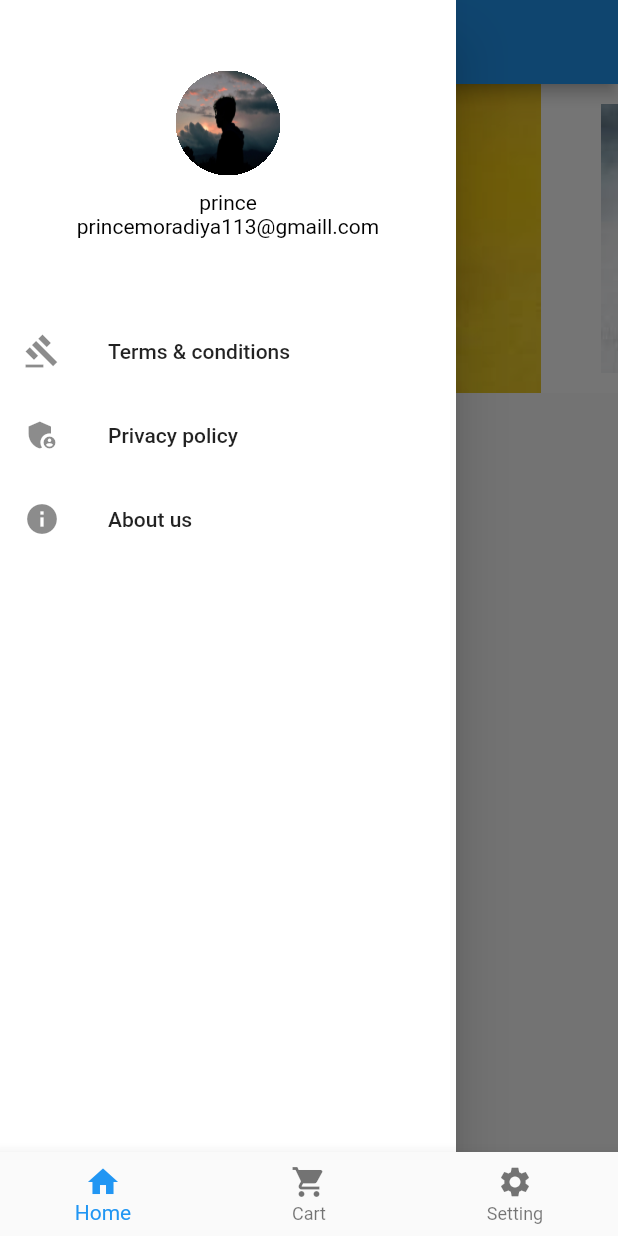
After one commit to huygfc/Titan, a Flutter app: the Dashboard screen opened directly, with the side drawer open, on a phone screen of 412 x 824 dp. The commit adds this screen. Run offline on Flutter 3.47's test engine with Material 2 defaults, Android fonts, the phone set to English and light mode, and no system bars; drawn by our look-alikes of carousel_slider; our stand-ins replace firebase_auth, firebase_core, google_sign_in; accounts and stored records are empty; Roboto replaces fonts that are missing (noto_sans).

Commit message:
added dashboard banner,drawer added,added drawer option , added navigationbar

```diff
--- /dev/null
+++ b/lib/cart/view/cart_screen.dart
@@ -0,0 +1,10 @@
+import 'package:flutter/material.dart';
+
+class CartScreen extends StatelessWidget {
+  const CartScreen({Key? key}) : super(key: key);
+
+  @override
+  Widget build(BuildContext context) {
+    return const Center(child: Text("Cart Screen"));
+  }
+}
--- a/lib/dashboard/view/dashboard.dart
+++ b/lib/dashboard/view/dashboard.dart
@@ -1,5 +1,9 @@
 import 'package:flutter/material.dart';
 import 'package:titan_saga/dashboard/controller/controller.dart';
+import 'package:titan_saga/home/view/home_screen.dart';
+import 'package:titan_saga/setting/view/setting_screen.dart';
+
+import '../../cart/view/cart_screen.dart';
 
 class Dashboard extends StatefulWidget {
   const Dashboard({Key? key}) : super(key: key);
@@ -9,18 +13,51 @@ class Dashboard extends StatefulWidget {
 }
 
 class _DashboardState extends State<Dashboard> {
+  int _selectedIndex = 0;
+  List<Widget> _widgetOptions = <Widget>[
+    HomeScreen(),
+    CartScreen(),
+    SettingsScreen(),
+  ];
+
+  @override
+  void initState() {
+    super.initState();
+  }
+
+  void _onItemTapped(int index) {
+    setState(() {
+      _selectedIndex = index;
+    });
+  }
+
   @override
   Widget build(BuildContext context) {
-    return Scaffold(body: Column(
-      children: [Container(child:
-      Text('Welcome to Titan Saga')),
-        IconButton(onPressed: (){
-          signout(context);
-        },
-            icon:(Icon(Icons.logout)))
-      ],
-    )
+    return Scaffold(
+      body: _widgetOptions.elementAt(_selectedIndex),
+      bottomNavigationBar: BottomNavigationBar(
+        items: const <BottomNavigationBarItem>[
+          BottomNavigationBarItem(
+            icon: Icon(Icons.home),
+            label: 'Home',
+            backgroundColor: Colors.red,
+          ),
+          BottomNavigationBarItem(
+            icon: Icon(Icons.shopping_cart),
+            label: 'Cart',
+            backgroundColor: Colors.green,
+          ),
+          BottomNavigationBarItem(
+            icon: Icon(Icons.settings),
+            label: 'Setting',
+            backgroundColor: Colors.purple,
+          ),
+        ],
+        currentIndex: _selectedIndex,
+        // selectedItemColor: ThemeColors.primaryColor,
+        // unselectedItemColor: ThemeColors.unselectedIconColor,
+        onTap: _onItemTapped,
+      ),
     );
-
   }
 }
--- /dev/null
+++ b/lib/home/view/banner_widget.dart
@@ -0,0 +1,75 @@
+import 'package:carousel_slider/carousel_slider.dart';
+import 'package:flutter/material.dart';
+
+class BannerCrousel extends StatefulWidget {
+  const BannerCrousel({Key? key}) : super(key: key);
+
+  @override
+  State<BannerCrousel> createState() => _BannerCrouselState();
+}
+
+class _BannerCrouselState extends State<BannerCrousel> {
+  int _current = 0;
+  final CarouselController _controller = CarouselController();
+  List<String> bannerImages = [
+    "assets/images/banner_one.jpg",
+    "assets/images/banner_two.jpg",
+    "assets/images/banner_three.jpg",
+  ];
+  @override
+  Widget build(BuildContext context) {
+    return Stack(
+      children: [
+        Container(
+          color: Colors.white,
+          child: CarouselSlider(
+            items: bannerImages
+                .map((item) => Image.asset(
+                      item,
+                      fit: BoxFit.cover,
+                    ))
+                .toList(),
+            carouselController: _controller,
+            options: CarouselOptions(
+                autoPlay: true,
+                enlargeCenterPage: true,
+                aspectRatio: 2.0,
+                onPageChanged: (index, reason) {
+                  setState(() {
+                    _current = index;
+                  });
+                }),
+          ),
+        ),
+        Positioned.fill(
+          bottom: 10,
+          left: 0,
+          right: 0,
+          child: Align(
+            alignment: Alignment.bottomCenter,
+            child: Row(
+              mainAxisAlignment: MainAxisAlignment.center,
+              children: bannerImages.asMap().entries.map((entry) {
+                return GestureDetector(
+                  onTap: () => _controller.animateToPage(entry.key),
+                  child: Container(
+                    width: 12.0,
+                    height: 12.0,
+                    margin: const EdgeInsets.symmetric(
+                        vertical: 8.0, horizontal: 4.0),
+                    decoration: BoxDecoration(
+                        shape: BoxShape.circle,
+                        color: (Theme.of(context).brightness == Brightness.dark
+                                ? Colors.white
+                                : Colors.black)
+                            .withOpacity(_current == entry.key ? 0.9 : 0.4)),
+                  ),
+                );
+              }).toList(),
+            ),
+          ),
+        ),
+      ],
+    );
+  }
+}
--- /dev/null
+++ b/lib/home/view/home_screen.dart
@@ -0,0 +1,92 @@
+import 'package:flutter/material.dart';
+
+import 'banner_widget.dart';
+
+class HomeScreen extends StatefulWidget {
+  const HomeScreen({Key? key}) : super(key: key);
+
+  @override
+  State<HomeScreen> createState() => _HomeScreenState();
+}
+
+class _HomeScreenState extends State<HomeScreen> {
+  @override
+  Widget build(BuildContext context) {
+    return Scaffold(
+      appBar: AppBar(
+        title: Text("Welcome", style: Theme.of(context).textTheme.headline2),
+      ),
+      drawer: Drawer(
+        backgroundColor: Colors.white,
+        child: ListView(
+          children: [
+            Container(
+              height: MediaQuery.of(context).size.height * 0.250,
+              // color: Colors.red,
+              alignment: Alignment.center,
+              child: Column(
+                mainAxisAlignment: MainAxisAlignment.center,
+                crossAxisAlignment: CrossAxisAlignment.center,
+                children: [
+                  Container(
+                    height: 70,
+                    width: 70,
+                    child: ClipRRect(
+                      borderRadius: const BorderRadius.all(
+                        Radius.circular(50),
+                      ),
+                      clipBehavior: Clip.hardEdge,
+                      child: Image.asset(
+                        "assets/images/profile_pic.jpg",
+                        fit: BoxFit.fill,
+                      ),
+                    ),
+                  ),
+                  const SizedBox(
+                    height: 10,
+                  ),
+                  Text(
+                    "prince",
+                    style: Theme.of(context).textTheme.headline2?.copyWith(
+                          fontSize: 14,
+                          color: Colors.black,
+                        ),
+                  ),
+                  Text(
+                    "princemoradiya113@gmaill.com",
+                    style: Theme.of(context).textTheme.headline2?.copyWith(
+                          fontSize: 14,
+                          color: Colors.black,
+                        ),
+                  ),
+                ],
+              ),
+            ),
+            Column(
+              mainAxisSize: MainAxisSize.min,
+              children: const [
+                ListTile(
+                  leading: Icon(Icons.gavel),
+                  title: Text("Terms & conditions"),
+                ),
+                ListTile(
+                  leading: Icon(Icons.admin_panel_settings),
+                  title: Text("Privacy policy"),
+                ),
+                ListTile(
+                  leading: Icon(Icons.info),
+                  title: Text("About us"),
+                )
+              ],
+            )
+          ],
+        ),
+      ),
+      body: Column(
+        children: const [
+          BannerCrousel(),
+        ],
+      ),
+    );
+  }
+}
--- a/lib/main.dart
+++ b/lib/main.dart
@@ -1,29 +1,33 @@
 import 'package:flutter/material.dart';
 import 'package:titan_saga/auth/view/login.dart';
+import 'auth/view/login.dart';
 import 'package:firebase_core/firebase_core.dart';
 
-Future<void> main() async {
+void main() async {
   WidgetsFlutterBinding.ensureInitialized();
 
   // initializing the firebase app
   await Firebase.initializeApp();
   runApp(const MyApp());
-  debugShowCheckedModeBanner: true;
 }
 
 class MyApp extends StatelessWidget {
   const MyApp({super.key});
-
-
   @override
   Widget build(BuildContext context) {
     return MaterialApp(
-      title: 'Titan Saga',
-      theme: ThemeData(
-
-        primarySwatch: Colors.yellow,
-      ),
-      home:Login()
-    );
+        title: 'Titan Saga',
+        theme: ThemeData(
+          brightness: Brightness.light,
+          // primaryColor: ThemeColors.primaryColor,
+          fontFamily: 'noto_sans',
+          textTheme: const TextTheme(
+            headline2: TextStyle(
+                fontFamily: "noto_sans",
+                fontSize: 16,
+                color: Colors.amberAccent),
+          ),
+        ),
+        home: const Login());
   }
 }
--- /dev/null
+++ b/lib/setting/view/setting_screen.dart
@@ -0,0 +1,10 @@
+import 'package:flutter/material.dart';
+
+class SettingsScreen extends StatelessWidget {
+  const SettingsScreen({Key? key}) : super(key: key);
+
+  @override
+  Widget build(BuildContext context) {
+    return const Center(child: Text("Settings Screen"));
+  }
+}
--- /dev/null
+++ b/lib/utils/colors.dart
@@ -0,0 +1,5 @@
+import 'package:flutter/material.dart';
+
+class ThemeColor {
+  static Color primaryColor = const Color(0xffFFFF00);
+}
--- a/pubspec.yaml
+++ b/pubspec.yaml
@@ -34,6 +34,7 @@ dependencies:
   flutter_native_splash: ^2.2.15
   firebase_auth: ^4.2.6
   google_sign_in: ^5.4.4
+  carousel_slider: ^4.2.1
 
 dev_dependencies:
   flutter_test:
@@ -86,6 +87,7 @@ flutter:
   # To add assets to your application, add an assets section, like this:
   assets:
     - assets/app_icon_splash/
+    - assets/images/
 
   # An image asset can refer to one or more resolution-specific "variants", see
   # https://flutter.dev/assets-and-images/#resolution-aware
```
Also changed, not shown: assets/images/banner_one.jpg (added), assets/images/banner_three.jpg (added), assets/images/banner_two.jpg (added), assets/images/profile_pic.jpg (added), pubspec.lock.
